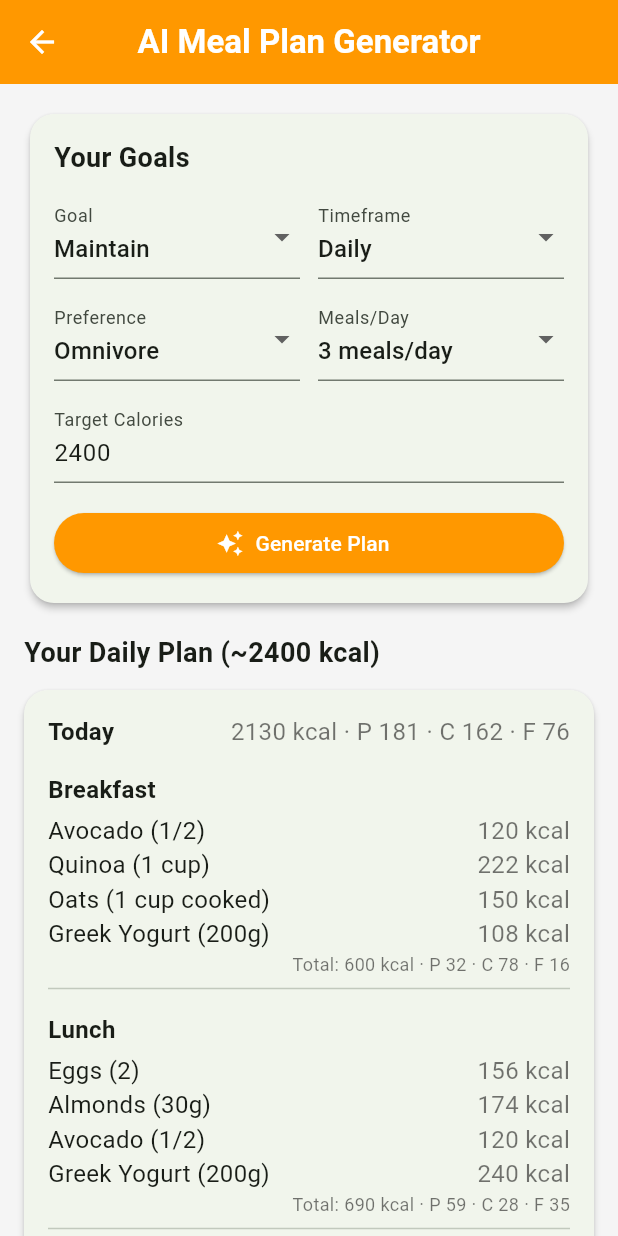
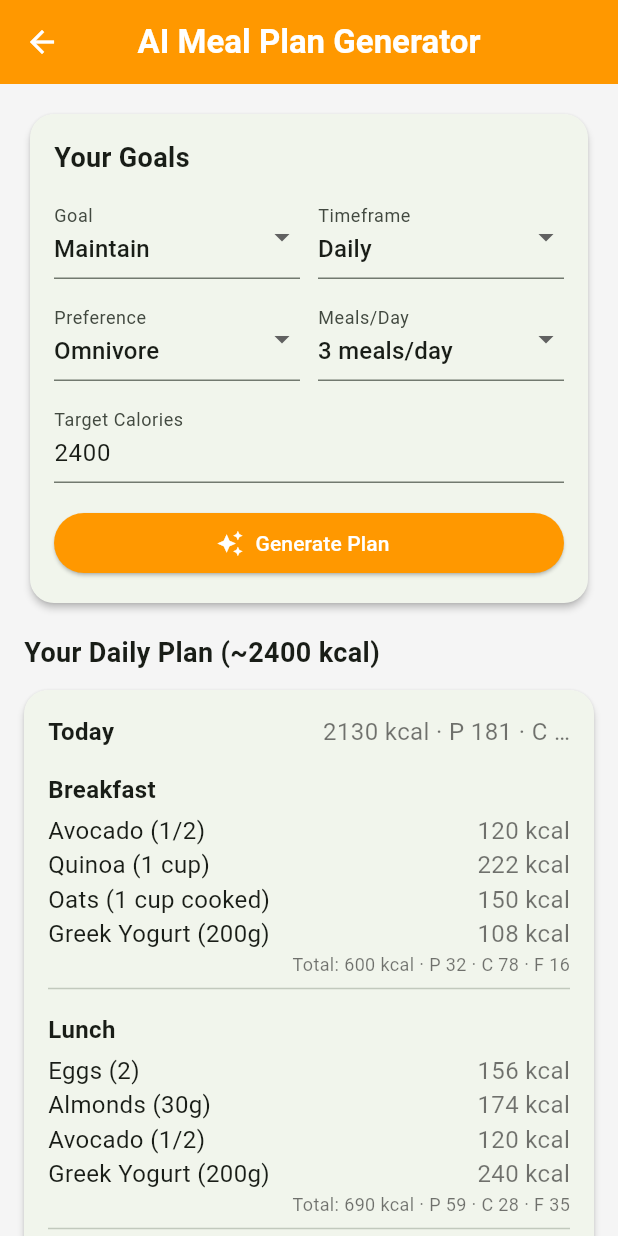
Before and after one commit to Ramslon/My-CommonTable-AI-Mobile-App, a Flutter app: the NutritionPlanScreen screen opened by its route, after a tap on "Generate Plan", on a phone screen of 412 x 824 dp. Run offline on Flutter 3.47's test engine with Material 3 defaults, Android fonts, the phone set to English and light mode, and no system bars; our stand-ins replace cloud_firestore, connectivity_plus, firebase_auth, firebase_core, firebase_database, fl_chart and 10 more; accounts and stored records are empty; network calls fail.

Commit message:
Meal Plan: fix right overflow in day header (use Expanded/Flexible with ellipsis)

```diff
--- a/lib/presentation/screens/nutrition_plan_screen.dart
+++ b/lib/presentation/screens/nutrition_plan_screen.dart
@@ -541,10 +541,25 @@ class _DayCard extends StatelessWidget {
           crossAxisAlignment: CrossAxisAlignment.start,
           children: [
             Row(
-              mainAxisAlignment: MainAxisAlignment.spaceBetween,
               children: [
-                Text(day.label, style: const TextStyle(fontSize: 16, fontWeight: FontWeight.w700)),
-                Text('${day.dayCalories} kcal · P ${day.dayProtein} · C ${day.dayCarbs} · F ${day.dayFats}', style: const TextStyle(color: Colors.black54)),
+                Expanded(
+                  child: Text(
+                    day.label,
+                    maxLines: 1,
+                    overflow: TextOverflow.ellipsis,
+                    style: const TextStyle(fontSize: 16, fontWeight: FontWeight.w700),
+                  ),
+                ),
+                const SizedBox(width: 8),
+                Flexible(
+                  child: Text(
+                    '${day.dayCalories} kcal · P ${day.dayProtein} · C ${day.dayCarbs} · F ${day.dayFats}',
+                    maxLines: 1,
+                    overflow: TextOverflow.ellipsis,
+                    textAlign: TextAlign.right,
+                    style: const TextStyle(color: Colors.black54),
+                  ),
+                ),
               ],
             ),
             const SizedBox(height: 8),
```
